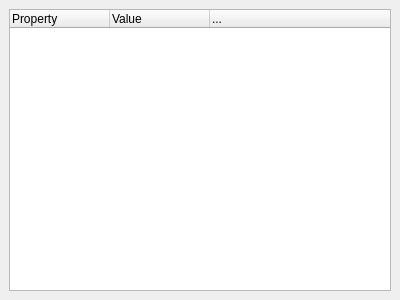
Old version of the form brickleedit/src/gui/propertygrid/propertytreedock.ui in the repository paarm/bricklebrit.
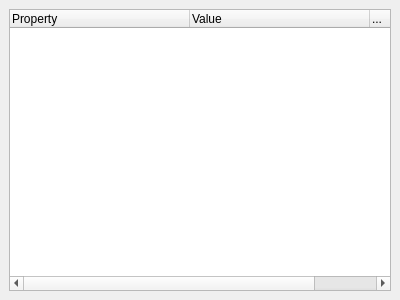
New version of the form.

```diff
--- a/brickleedit/src/gui/propertygrid/propertytreedock.ui
+++ b/brickleedit/src/gui/propertygrid/propertytreedock.ui
@@ -35,6 +35,18 @@
       <property name="alternatingRowColors">
        <bool>false</bool>
       </property>
+      <attribute name="headerCascadingSectionResizes">
+       <bool>false</bool>
+      </attribute>
+      <attribute name="headerDefaultSectionSize">
+       <number>180</number>
+      </attribute>
+      <attribute name="headerHighlightSections">
+       <bool>false</bool>
+      </attribute>
+      <attribute name="headerShowSortIndicator" stdset="0">
+       <bool>false</bool>
+      </attribute>
       <column>
        <property name="text">
         <string>Property</string>
```
